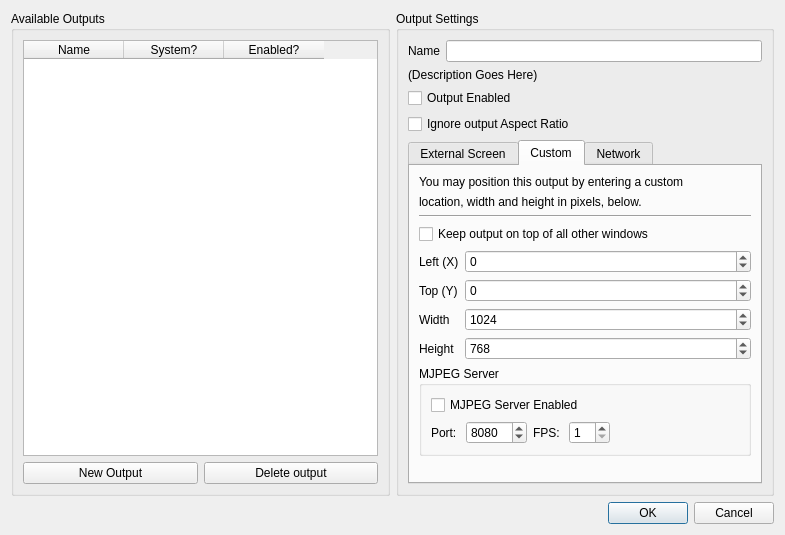
Before: the Qt Designer form src/outputsetupdialog.ui in google-code-export/dviz, drawn with Qt 5.
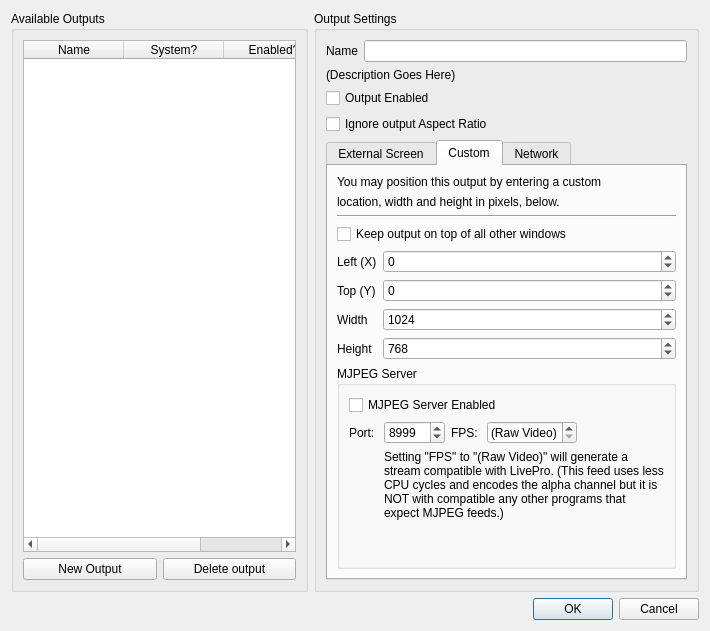
After: the same form once the commit is applied. The open tabs and pages were chosen to show the change.

Commit message: Added a 'raw' video mode for sending frames to LivePro

```diff
--- a/src/outputsetupdialog.ui
+++ b/src/outputsetupdialog.ui
@@ -6,8 +6,8 @@
    <rect>
     <x>0</x>
     <y>0</y>
-    <width>785</width>
-    <height>535</height>
+    <width>710</width>
+    <height>631</height>
    </rect>
   </property>
   <property name="windowTitle">
@@ -368,7 +368,7 @@
                   <number>65536</number>
                  </property>
                  <property name="value">
-                  <number>8080</number>
+                  <number>8999</number>
                  </property>
                 </widget>
                </item>
@@ -381,8 +381,11 @@
                </item>
                <item row="1" column="3">
                 <widget class="QSpinBox" name="mjpegFps2">
+                 <property name="specialValueText">
+                  <string>(Raw Video)</string>
+                 </property>
                  <property name="minimum">
-                  <number>1</number>
+                  <number>0</number>
                  </property>
                  <property name="maximum">
                   <number>30</number>
@@ -402,10 +405,17 @@
                  </property>
                 </spacer>
                </item>
-              </layout>
-             </widget>
-            </item>
-            <item>
+               <item row="2" column="1" colspan="4">
+                <widget class="QLabel" name="label_13">
+                 <property name="text">
+                  <string>Setting &quot;FPS&quot; to &quot;(Raw Video)&quot; will generate a stream compatible with LivePro. (This feed uses less CPU cycles and encodes the alpha channel but it is NOT with compatible any other programs that expect MJPEG feeds.)</string>
+                 </property>
+                 <property name="wordWrap">
+                  <bool>true</bool>
+                 </property>
+                </widget>
+               </item>
+               <item row="3" column="1">
              <spacer name="verticalSpacer">
               <property name="orientation">
                <enum>Qt::Vertical</enum>
@@ -417,6 +427,9 @@
                </size>
               </property>
              </spacer>
+               </item>
+              </layout>
+             </widget>
             </item>
            </layout>
           </widget>
```
Left out of the diff: 17 changed lines with no effect on the pictures. Lines whose indentation alone changed are shown as unchanged. The commit also changes 14 other files.
